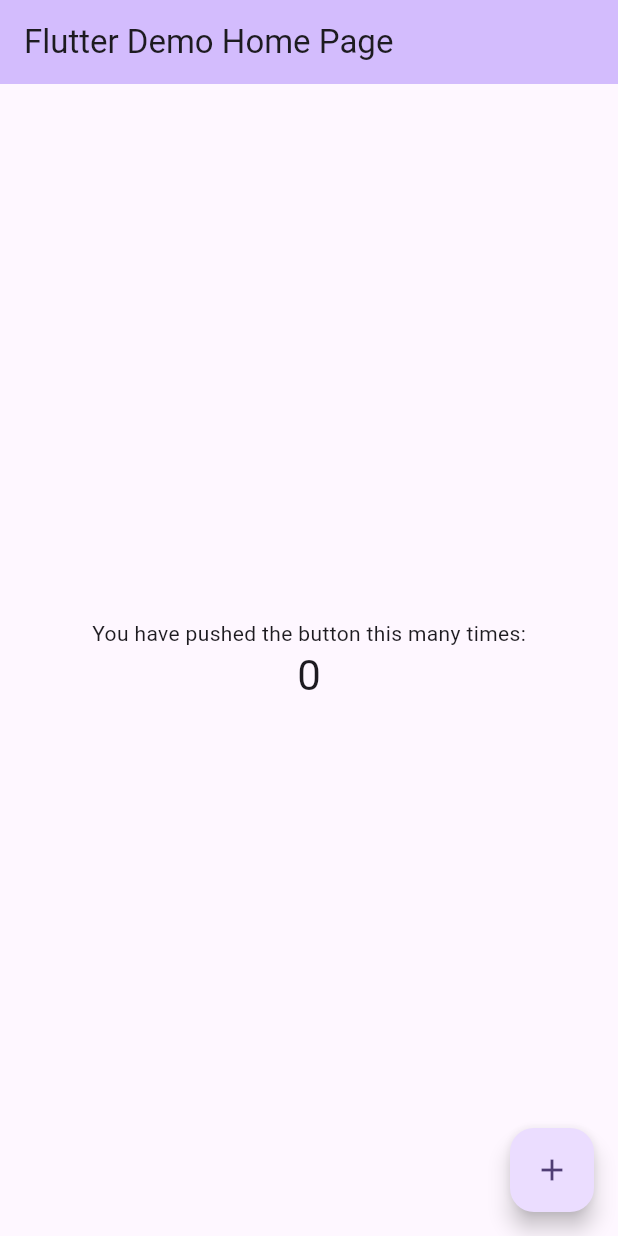
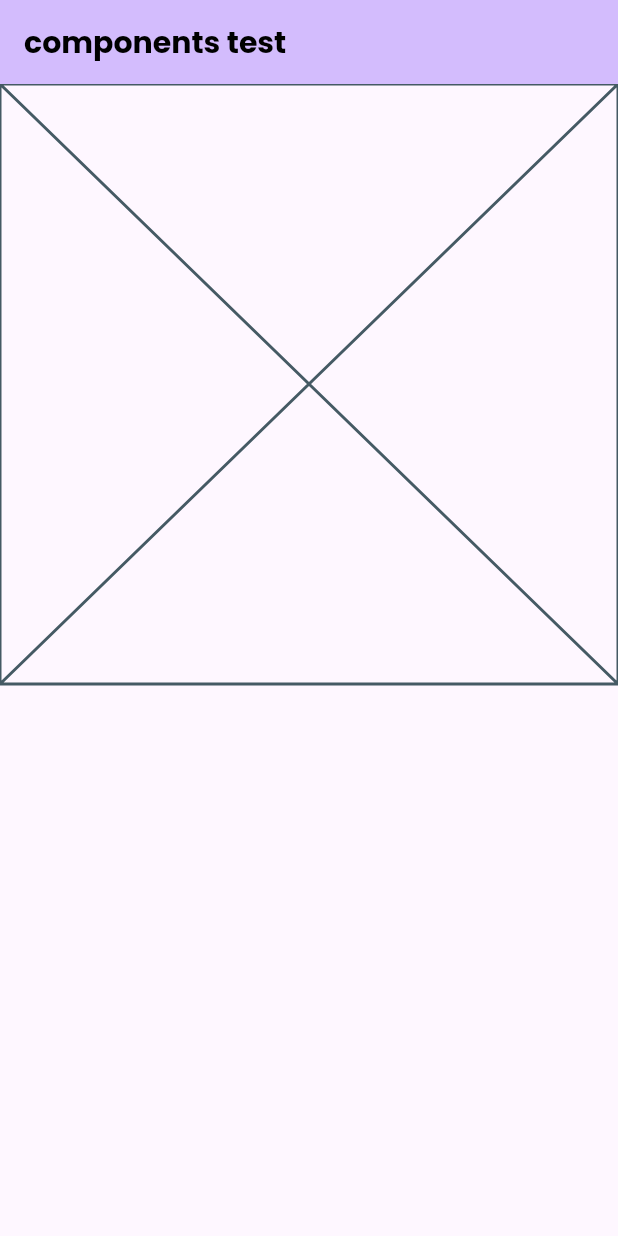
Before and after one commit to CHOIGOYO/flutter_recipe_app_course, a Flutter app: the screen it shows after launch, on a phone screen of 412 x 824 dp. Run offline on Flutter 3.47's test engine with Material 3 defaults, Android fonts, the phone set to English and light mode, and no system bars.

Commit message:
style,color 세팅

```diff
--- /dev/null
+++ b/recipe_app/lib/core/presentation/components/big_button.dart
@@ -0,0 +1,10 @@
+import 'package:flutter/material.dart';
+
+class BigButton extends StatelessWidget {
+  const BigButton({super.key});
+
+  @override
+  Widget build(BuildContext context) {
+    return const Placeholder();
+  }
+}
--- a/recipe_app/lib/main.dart
+++ b/recipe_app/lib/main.dart
@@ -1,4 +1,7 @@
 import 'package:flutter/material.dart';
+import 'package:recipe_app/core/presentation/components/big_button.dart';
+import 'package:recipe_app/ui/color_styles.dart';
+import 'package:recipe_app/ui/text_styles.dart';
 
 void main() {
   runApp(const MyApp());
@@ -13,113 +16,36 @@ class MyApp extends StatelessWidget {
     return MaterialApp(
       title: 'Flutter Demo',
       theme: ThemeData(
-        // This is the theme of your application.
-        //
-        // TRY THIS: Try running your application with "flutter run". You'll see
-        // the application has a purple toolbar. Then, without quitting the app,
-        // try changing the seedColor in the colorScheme below to Colors.green
-        // and then invoke "hot reload" (save your changes or press the "hot
-        // reload" button in a Flutter-supported IDE, or press "r" if you used
-        // the command line to start the app).
-        //
-        // Notice that the counter didn't reset back to zero; the application
-        // state is not lost during the reload. To reset the state, use hot
-        // restart instead.
-        //
-        // This works for code too, not just values: Most code changes can be
-        // tested with just a hot reload.
         colorScheme: ColorScheme.fromSeed(seedColor: Colors.deepPurple),
         useMaterial3: true,
       ),
-      home: const MyHomePage(title: 'Flutter Demo Home Page'),
+      home: const MyHomePage(),
     );
   }
 }
 
 class MyHomePage extends StatefulWidget {
-  const MyHomePage({super.key, required this.title});
-
-  // This widget is the home page of your application. It is stateful, meaning
-  // that it has a State object (defined below) that contains fields that affect
-  // how it looks.
-
-  // This class is the configuration for the state. It holds the values (in this
-  // case the title) provided by the parent (in this case the App widget) and
-  // used by the build method of the State. Fields in a Widget subclass are
-  // always marked "final".
-
-  final String title;
+  const MyHomePage({super.key});
 
   @override
   State<MyHomePage> createState() => _MyHomePageState();
 }
 
 class _MyHomePageState extends State<MyHomePage> {
-  int _counter = 0;
-
-  void _incrementCounter() {
-    setState(() {
-      // This call to setState tells the Flutter framework that something has
-      // changed in this State, which causes it to rerun the build method below
-      // so that the display can reflect the updated values. If we changed
-      // _counter without calling setState(), then the build method would not be
-      // called again, and so nothing would appear to happen.
-      _counter++;
-    });
-  }
-
   @override
   Widget build(BuildContext context) {
-    // This method is rerun every time setState is called, for instance as done
-    // by the _incrementCounter method above.
-    //
-    // The Flutter framework has been optimized to make rerunning build methods
-    // fast, so that you can just rebuild anything that needs updating rather
-    // than having to individually change instances of widgets.
     return Scaffold(
       appBar: AppBar(
-        // TRY THIS: Try changing the color here to a specific color (to
-        // Colors.amber, perhaps?) and trigger a hot reload to see the AppBar
-        // change color while the other colors stay the same.
-        backgroundColor: Theme.of(context).colorScheme.inversePrimary,
-        // Here we take the value from the MyHomePage object that was created by
-        // the App.build method, and use it to set our appbar title.
-        title: Text(widget.title),
+          backgroundColor: Theme.of(context).colorScheme.inversePrimary,
+          title: CustomText(
+              text: 'components test',
+              color: ColorStyles.black,
+              style: TextStyles.largeTextBold)),
+      body: ListView(
+        children: const <Widget>[
+          BigButton(),
+        ],
       ),
-      body: Center(
-        // Center is a layout widget. It takes a single child and positions it
-        // in the middle of the parent.
-        child: Column(
-          // Column is also a layout widget. It takes a list of children and
-          // arranges them vertically. By default, it sizes itself to fit its
-          // children horizontally, and tries to be as tall as its parent.
-          //
-          // Column has various properties to control how it sizes itself and
-          // how it positions its children. Here we use mainAxisAlignment to
-          // center the children vertically; the main axis here is the vertical
-          // axis because Columns are vertical (the cross axis would be
-          // horizontal).
-          //
-          // TRY THIS: Invoke "debug painting" (choose the "Toggle Debug Paint"
-          // action in the IDE, or press "p" in the console), to see the
-          // wireframe for each widget.
-          mainAxisAlignment: MainAxisAlignment.center,
-          children: <Widget>[
-            const Text(
-              'You have pushed the button this many times:',
-            ),
-            Text(
-              '$_counter',
-              style: Theme.of(context).textTheme.headlineMedium,
-            ),
-          ],
-        ),
-      ),
-      floatingActionButton: FloatingActionButton(
-        onPressed: _incrementCounter,
-        tooltip: 'Increment',
-        child: const Icon(Icons.add),
-      ), // This trailing comma makes auto-formatting nicer for build methods.
     );
   }
 }
--- /dev/null
+++ b/recipe_app/lib/ui/color_styles.dart
@@ -0,0 +1,25 @@
+import 'package:flutter/material.dart';
+
+abstract class ColorStyles {
+  static const Color black = Color(0xFF000000);
+  static const Color gray1 = Color(0xFF484848);
+  static const Color gray2 = Color(0xFF797979);
+  static const Color gray3 = Color(0xFFA9A9A9);
+  static const Color gray4 = Color(0xFFD9D9D9);
+  static const Color white = Color(0xFFFFFFFF);
+  static const Color primary100 = Color(0xFF129575);
+  static const Color primary80 = Color(0xFF71B1A1);
+  static const Color primary60 = Color(0xFFAFD3CA);
+  static const Color primary40 = Color(0xFFDBEBE7);
+  static const Color primary20 = Color(0xFFF6FAF9);
+  static const Color secondary100 = Color(0xFFFF9C00);
+  static const Color secondary80 = Color(0xFFFFA61A);
+  static const Color secondary60 = Color(0xFFFFBA4D);
+  static const Color secondary40 = Color(0xFFFFCE80);
+  static const Color secondary20 = Color(0xFFFFE1B3);
+  static const Color rating = Color(0xFFFFAD30);
+  static const Color error = Color(0xFFFD3654);
+  static const Color warning = Color(0xFFFFE1E7);
+  static const Color success = Color(0xFF31B057);
+  static const Color success10 = Color(0xFFEAF7EE);
+}
--- /dev/null
+++ b/recipe_app/lib/ui/text_styles.dart
@@ -0,0 +1,51 @@
+import 'package:flutter/material.dart';
+
+abstract class TextStyles {
+  static TextStyle tittleTextBold = TextStyle(
+      fontSize: 50, fontWeight: FontWeight.bold, fontFamily: 'Poppins');
+  static TextStyle headerTextBold = TextStyle(
+      fontSize: 30, fontWeight: FontWeight.bold, fontFamily: 'Poppins');
+  static TextStyle largeTextBold = TextStyle(
+      fontSize: 20, fontWeight: FontWeight.bold, fontFamily: 'Poppins');
+  static TextStyle mediumTextBold = TextStyle(
+      fontSize: 18, fontWeight: FontWeight.bold, fontFamily: 'Poppins');
+  static TextStyle normalTextBold = TextStyle(
+      fontSize: 16, fontWeight: FontWeight.bold, fontFamily: 'Poppins');
+  static TextStyle smallTextBold = TextStyle(
+      fontSize: 14, fontWeight: FontWeight.bold, fontFamily: 'Poppins');
+  static TextStyle smallerTextBold = TextStyle(
+      fontSize: 1, fontWeight: FontWeight.bold, fontFamily: 'Poppins');
+  static TextStyle tittleTextRegular = TextStyle(
+      fontSize: 50, fontWeight: FontWeight.normal, fontFamily: 'Poppins');
+  static TextStyle headerTextRegular = TextStyle(
+      fontSize: 30, fontWeight: FontWeight.normal, fontFamily: 'Poppins');
+  static TextStyle largeTextRegular = TextStyle(
+      fontSize: 20, fontWeight: FontWeight.normal, fontFamily: 'Poppins');
+  static TextStyle mediumTextRegular = TextStyle(
+      fontSize: 18, fontWeight: FontWeight.normal, fontFamily: 'Poppins');
+  static TextStyle normalTextRegular = TextStyle(
+      fontSize: 16, fontWeight: FontWeight.normal, fontFamily: 'Poppins');
+  static TextStyle smallTextRegular = TextStyle(
+      fontSize: 14, fontWeight: FontWeight.normal, fontFamily: 'Poppins');
+  static TextStyle smallerTextRegular = TextStyle(
+      fontSize: 1, fontWeight: FontWeight.normal, fontFamily: 'Poppins');
+}
+
+class CustomText extends StatelessWidget {
+  final String text;
+  final Color color;
+  final TextStyle style;
+  const CustomText(
+      {super.key,
+      required this.text,
+      required this.color,
+      required this.style});
+
+  @override
+  Widget build(BuildContext context) {
+    return Text(
+      text,
+      style: style.copyWith(color: color),
+    );
+  }
+}
```
Also changed, not shown: recipe_app/pubspec.yaml (+7 -8 lines), recipe_app/assets/fonts/Poppins-Bold.ttf (added), recipe_app/assets/fonts/Poppins-Regular.ttf (added), 3 other files.
